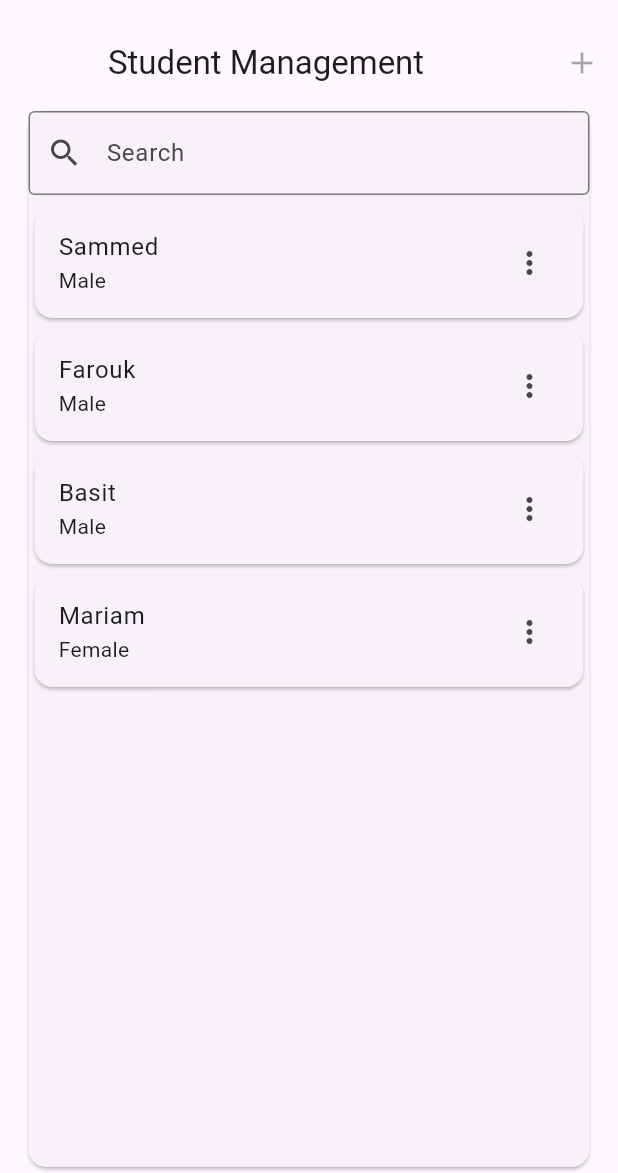
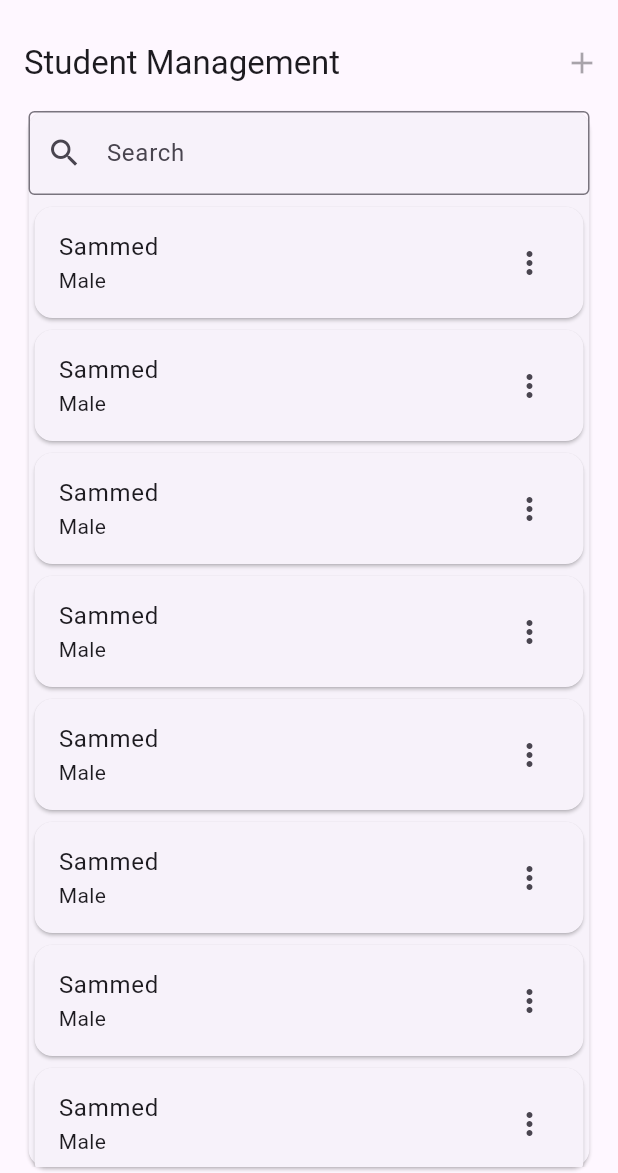
Before and after one commit to amazingsammed/datatablex, a Flutter app: the screen it shows after launch, on a phone screen of 412 x 824 dp, the part 63-1236 px from its top. Run offline on Flutter 3.47's test engine with Material 3 defaults, Android fonts, the light colour scheme and no system bars.

Commit message:
fixed all dart issues in report

```diff
--- a/example/lib/main.dart
+++ b/example/lib/main.dart
@@ -34,38 +34,15 @@ class MyApp extends StatelessWidget {
               BasicButton(title: "Add")
             ],
           ),
-          // selecteditems: (a){},
-          items: [
-            {
+           //selecteditems: (a){},
+          items: List.generate(20, (i){return {
             'name': "Sammed",
             'gender': "Male",
             'dob': "2013",
             'gr': "Mr.James",
             'grc': "+233 34567890",
 
-          },   {
-            'name': "Farouk",
-            'gender': "Male",
-            'dob': "2014",
-            'gr': "Mr.Samuel",
-            'grc': "+233 34567890",
-
-          },   {
-            'name': "Basit",
-            'gender': "Male",
-            'dob': "2015",
-            'gr': "Mr.Micheal",
-            'grc': "+233 34567890",
-
-          },   {
-            'name': "Mariam",
-            'gender': "Female",
-            'dob': "2016",
-            'gr': "Mr.Cujoe",
-            'grc': "+233 34567890",
-
-          },
-          ],
+          };}),
         ),
       ),
     );
--- a/lib/src/datalisting.dart
+++ b/lib/src/datalisting.dart
@@ -1,4 +1,5 @@
 
+import 'package:datatablex/datatablex.dart';
 import 'package:datatablex/src/model/tablehead.dart';
 import 'package:datatablex/src/model/tableoptions.dart';
 import 'package:datatablex/src/shared/responsivex.dart';
@@ -63,7 +64,7 @@ class _DataTableXState extends State<DataTableX> {
         appBar: AppBar(
 backgroundColor: widget.dataTableTheme?.headerDecoration?.color,
           automaticallyImplyLeading: false,
-          leading: widget.refreshButton??Container(),
+          leading: widget.refreshButton??null,
           title: Text(widget.title),
           actions: [widget.titleWidget ?? Container()],
         ),
@@ -254,11 +255,13 @@ backgroundColor: widget.dataTableTheme?.headerDecoration?.color,
                       ],
                     ),
                   ),
+
                 ],
               ),
             ),
           ),
         ),
+
       ),);
 
   }
--- a/lib/src/shared/responsivex.dart
+++ b/lib/src/shared/responsivex.dart
@@ -20,7 +20,7 @@ class ResponsiveLayout extends StatelessWidget {
 
   Widget getResponsiveWidget(BuildContext context) {
     var screenWidth = MediaQuery.of(context).size.width;
-    var screenHeight = MediaQuery.of(context).size.width;
+    var screenHeight = MediaQuery.of(context).size.height;
 
     if (screenWidth >= 600 || screenHeight<=300) {
       return desktopWidget;
```
Also changed, not shown: lib/src/form/itembody.dart (+18 -3 lines), 1 other file.
